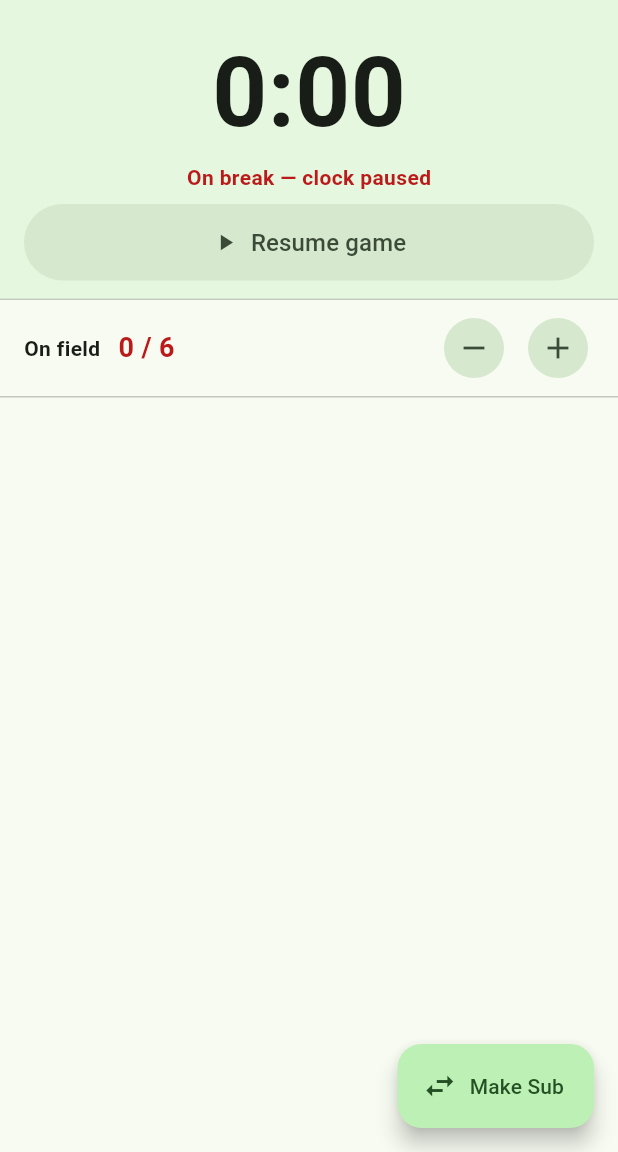
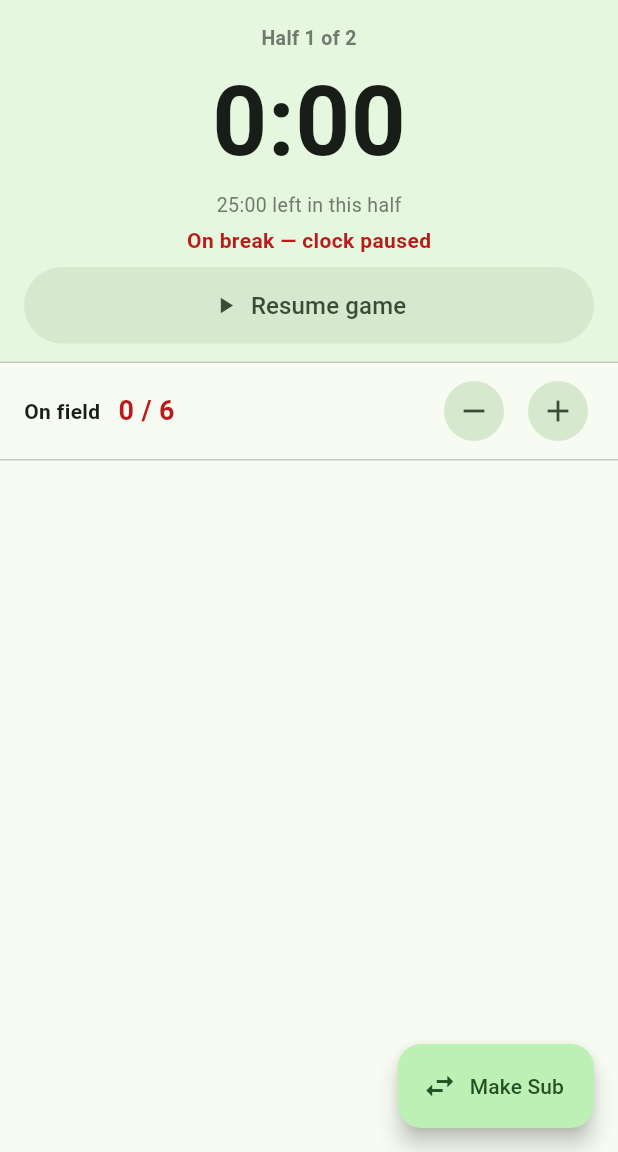
Before and after one commit to YuckiestPenguin/put-me-in-coach, a Flutter app: the GameScreen screen opened directly, after a tap on the "remove" icon, on a phone screen of 412 x 824 dp, the part 84-1236 px from its top. Run offline on Flutter 3.47's test engine with Material 3 defaults, Android fonts, the phone set to English and light mode, and no system bars; our stand-ins replace audioplayers, shared_preferences, vibration, wakelock_plus; accounts and stored records are empty.

Commit message:
Add a game settings screen for periods and sub reminders
Lets the coach choose the game format (halves/thirds/quarters or a
custom period count), set each period's length, and set the sub
reminder cadence. Reachable from the setup screen's app bar and from
the in-game menu, so it can be adjusted before or during a game. The
game screen's clock panel now shows which period is active and how
much time is left in it.

```diff
--- a/lib/models/game_state.dart
+++ b/lib/models/game_state.dart
@@ -30,6 +30,12 @@ class GameState extends ChangeNotifier {
 
   /// The game-second at which the sub counter last reset (game start or a swap).
   int lastAlertSecond = 0;
+
+  /// How many periods the game is split into (2 = halves, 4 = quarters, etc).
+  int periodCount = 2;
+
+  /// How long each period is, in minutes.
+  int periodMinutes = 25;
 
   /// Set by the UI; called from [tick] the moment a sub becomes due so the
   /// screen can chime, vibrate, and pop the swap sheet. Keeps plugins out of
@@ -132,6 +138,59 @@ class GameState extends ChangeNotifier {
 
   void decrementTarget() {
     if (onFieldTarget > 1) onFieldTarget--;
+    _save();
+    notifyListeners();
+  }
+
+  // ---- Game format (periods) ---------------------------------------------
+
+  /// The word to use for a period given the current [periodCount] (Half,
+  /// Third, Quarter, or a generic Period for anything else).
+  String get periodLabel => switch (periodCount) {
+        2 => 'Half',
+        3 => 'Third',
+        4 => 'Quarter',
+        _ => 'Period',
+      };
+
+  int get periodLengthSeconds => periodMinutes * 60;
+
+  int get totalGameLengthSeconds => periodCount * periodLengthSeconds;
+
+  /// 1-based index of the period the game clock is currently in. Clamped to
+  /// [periodCount] so running past the scheduled length still shows the last
+  /// period rather than rolling into a nonexistent one.
+  int get currentPeriod =>
+      (gameSeconds ~/ periodLengthSeconds).clamp(0, periodCount - 1) + 1;
+
+  /// Seconds elapsed within the current period.
+  int get secondsIntoPeriod =>
+      gameSeconds - (currentPeriod - 1) * periodLengthSeconds;
+
+  /// Seconds remaining in the current period (0 once the game has run past
+  /// its scheduled length).
+  int get secondsLeftInPeriod =>
+      (periodLengthSeconds - secondsIntoPeriod).clamp(0, periodLengthSeconds);
+
+  void setPeriodCount(int count) {
+    if (count < 1) return;
+    periodCount = count;
+    _save();
+    notifyListeners();
+  }
+
+  void setPeriodMinutes(int minutes) {
+    if (minutes < 1) return;
+    periodMinutes = minutes;
+    _save();
+    notifyListeners();
+  }
+
+  int get subIntervalMinutes => (subIntervalSeconds / 60).round();
+
+  void setSubIntervalMinutes(int minutes) {
+    if (minutes < 1) return;
+    subIntervalSeconds = minutes * 60;
     _save();
     notifyListeners();
   }
@@ -242,6 +301,8 @@ class GameState extends ChangeNotifier {
         'gameSeconds': gameSeconds,
         'subIntervalSeconds': subIntervalSeconds,
         'lastAlertSecond': lastAlertSecond,
+        'periodCount': periodCount,
+        'periodMinutes': periodMinutes,
         'roster': roster.map((p) => p.toJson()).toList(),
       };
 
@@ -252,6 +313,8 @@ class GameState extends ChangeNotifier {
     gameSeconds = json['gameSeconds'] as int? ?? 0;
     subIntervalSeconds = json['subIntervalSeconds'] as int? ?? 300;
     lastAlertSecond = json['lastAlertSecond'] as int? ?? 0;
+    periodCount = json['periodCount'] as int? ?? 2;
+    periodMinutes = json['periodMinutes'] as int? ?? 25;
     roster
       ..clear()
       ..addAll(
--- a/lib/screens/game_screen.dart
+++ b/lib/screens/game_screen.dart
@@ -7,6 +7,7 @@ import '../util/format.dart';
 import '../widgets/player_badges.dart';
 import '../widgets/player_role_sheet.dart';
 import '../widgets/sub_flow_sheet.dart';
+import 'settings_screen.dart';
 
 class GameScreen extends StatefulWidget {
   const GameScreen({super.key});
@@ -86,6 +87,11 @@ class _GameScreenState extends State<GameScreen> {
           PopupMenuButton<String>(
             onSelected: (v) {
               if (v == 'new') _confirmNewGame();
+              if (v == 'settings') {
+                Navigator.of(context).push(
+                  MaterialPageRoute(builder: (_) => const SettingsScreen()),
+                );
+              }
               if (v == 'fast') {
                 state.subIntervalSeconds =
                     state.subIntervalSeconds == 300 ? 20 : 300;
@@ -94,6 +100,8 @@ class _GameScreenState extends State<GameScreen> {
             },
             itemBuilder: (_) => [
               const PopupMenuItem(value: 'new', child: Text('New game')),
+              const PopupMenuItem(
+                  value: 'settings', child: Text('Game settings')),
               PopupMenuItem(
                 value: 'fast',
                 child: Text(state.subIntervalSeconds == 300
@@ -180,6 +188,14 @@ class _ClockPanel extends StatelessWidget {
       child: Column(
         children: [
           Text(
+            '${state.periodLabel} ${state.currentPeriod} of ${state.periodCount}',
+            style: TextStyle(
+              color: scheme.outline,
+              fontWeight: FontWeight.w600,
+              fontSize: 13,
+            ),
+          ),
+          Text(
             mmss(state.gameSeconds),
             style: TextStyle(
               fontSize: 64,
@@ -188,6 +204,11 @@ class _ClockPanel extends StatelessWidget {
               color: scheme.onSurface,
             ),
           ),
+          Text(
+            '${mmss(state.secondsLeftInPeriod)} left in this ${state.periodLabel.toLowerCase()}',
+            style: TextStyle(color: scheme.outline, fontSize: 13),
+          ),
+          const SizedBox(height: 4),
           Text(
             running
                 ? 'Next sub in ${mmss(state.secondsUntilNextSub)}'
--- a/lib/screens/setup_screen.dart
+++ b/lib/screens/setup_screen.dart
@@ -5,6 +5,7 @@ import 'package:provider/provider.dart';
 import '../models/game_state.dart';
 import '../widgets/player_badges.dart';
 import '../widgets/player_role_sheet.dart';
+import 'settings_screen.dart';
 
 class SetupScreen extends StatefulWidget {
   const SetupScreen({super.key});
@@ -44,6 +45,15 @@ class _SetupScreenState extends State<SetupScreen> {
       appBar: AppBar(
         title: const Text('Put Me In, Coach'),
         backgroundColor: scheme.primaryContainer,
+        actions: [
+          IconButton(
+            tooltip: 'Game settings',
+            icon: const Icon(Icons.settings),
+            onPressed: () => Navigator.of(context).push(
+              MaterialPageRoute(builder: (_) => const SettingsScreen()),
+            ),
+          ),
+        ],
       ),
       body: ListView(
         padding: const EdgeInsets.all(16),
```
Also changed, not shown: lib/screens/settings_screen.dart (added, +123 -0 lines).
